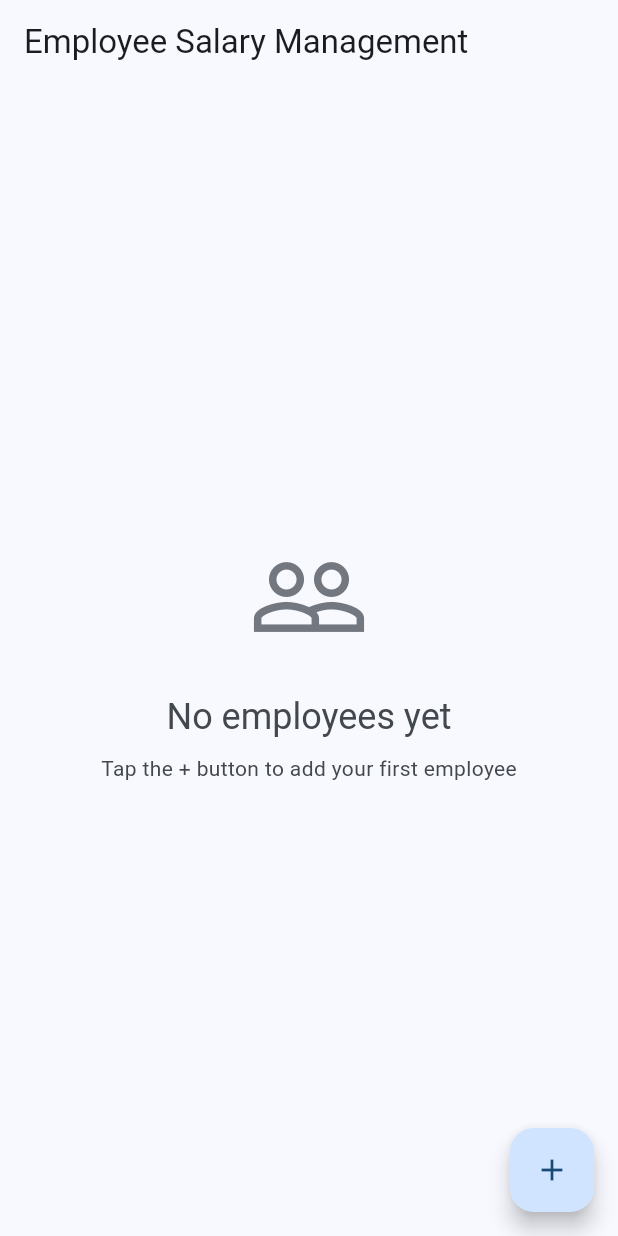
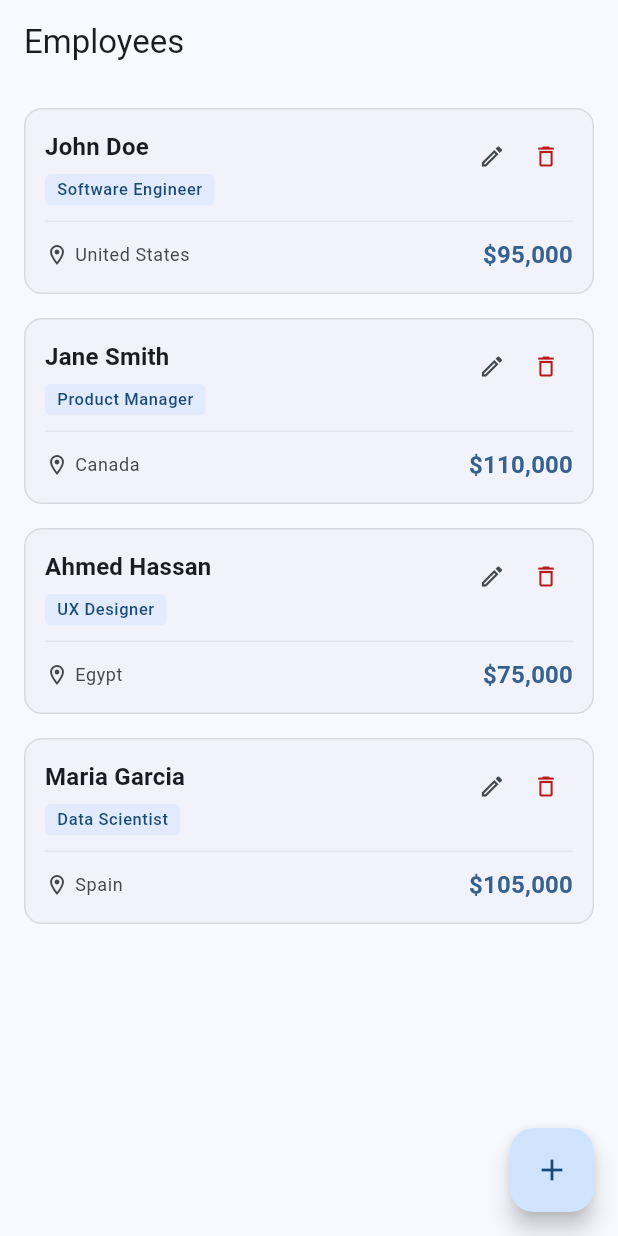
Before and after one commit to adityajaju31/employee-salary-management-flutter, a Flutter app: the screen it shows after launch, on a phone screen of 412 x 824 dp. Run offline on Flutter 3.47's test engine with Material 3 defaults, Android fonts, the phone set to English and light mode, and no system bars.

Commit message:
feat(ui): display mock employee cards

```diff
--- /dev/null
+++ b/lib/employee_list_page.dart
@@ -0,0 +1,270 @@
+import 'package:flutter/material.dart';
+
+class EmployeeListPage extends StatelessWidget {
+  const EmployeeListPage({super.key});
+
+  static const _mockEmployees = [
+    {
+      'fullName': 'John Doe',
+      'jobTitle': 'Software Engineer',
+      'country': 'United States',
+      'salary': 95000,
+    },
+    {
+      'fullName': 'Jane Smith',
+      'jobTitle': 'Product Manager',
+      'country': 'Canada',
+      'salary': 110000,
+    },
+    {
+      'fullName': 'Ahmed Hassan',
+      'jobTitle': 'UX Designer',
+      'country': 'Egypt',
+      'salary': 75000,
+    },
+    {
+      'fullName': 'Maria Garcia',
+      'jobTitle': 'Data Scientist',
+      'country': 'Spain',
+      'salary': 105000,
+    },
+  ];
+
+  @override
+  Widget build(BuildContext context) {
+    return Scaffold(
+      appBar: AppBar(
+        title: const Text('Employees'),
+      ),
+      body: LayoutBuilder(
+        builder: (context, constraints) {
+          final screenWidth = constraints.maxWidth;
+          final isTablet = screenWidth > 600;
+          final padding = isTablet ? 16.0 : 12.0;
+          final maxContentWidth = isTablet ? 1200.0 : double.infinity;
+
+          if (_mockEmployees.isEmpty) {
+            return Center(
+              child: Column(
+                mainAxisAlignment: MainAxisAlignment.center,
+                children: [
+                  Icon(
+                    Icons.people_outline,
+                    size: 64,
+                    color: Theme.of(context).colorScheme.onSurfaceVariant.withOpacity(0.5),
+                  ),
+                  const SizedBox(height: 16),
+                  Text(
+                    'No employees yet',
+                    style: Theme.of(context).textTheme.titleMedium?.copyWith(
+                          color: Theme.of(context).colorScheme.onSurfaceVariant,
+                        ),
+                  ),
+                  const SizedBox(height: 4),
+                  Text(
+                    'Add your first employee',
+                    style: Theme.of(context).textTheme.bodyMedium?.copyWith(
+                          color: Theme.of(context).colorScheme.onSurfaceVariant,
+                        ),
+                  ),
+                ],
+              ),
+            );
+          }
+
+          return Center(
+            child: ConstrainedBox(
+              constraints: BoxConstraints(maxWidth: maxContentWidth),
+              child: Padding(
+                padding: EdgeInsets.all(padding),
+                child: isTablet
+                    ? GridView.builder(
+                        gridDelegate: const SliverGridDelegateWithFixedCrossAxisCount(
+                          crossAxisCount: 2,
+                          childAspectRatio: 1.5,
+                          crossAxisSpacing: 12,
+                          mainAxisSpacing: 12,
+                        ),
+                        itemCount: _mockEmployees.length,
+                        itemBuilder: (context, index) => _EmployeeCard(
+                          employee: _mockEmployees[index],
+                        ),
+                      )
+                    : ListView.separated(
+                        padding: EdgeInsets.zero,
+                        itemCount: _mockEmployees.length,
+                        separatorBuilder: (_, __) => const SizedBox(height: 8),
+                        itemBuilder: (context, index) => _EmployeeCard(
+                          employee: _mockEmployees[index],
+                        ),
+                      ),
+              ),
+            ),
+          );
+        },
+      ),
+      floatingActionButton: FloatingActionButton(
+        onPressed: () {
+          // TODO: Show add employee dialog
+        },
+        child: const Icon(Icons.add),
+      ),
+    );
+  }
+}
+
+class _EmployeeCard extends StatelessWidget {
+  final Map<String, dynamic> employee;
+
+  const _EmployeeCard({required this.employee});
+
+  String _formatSalary(int salary) {
+    return '\$${salary.toString().replaceAllMapped(
+      RegExp(r'(\d)(?=(\d{3})+(?!\d))'),
+      (match) => '${match[1]},',
+    )}';
+  }
+
+  @override
+  Widget build(BuildContext context) {
+    final theme = Theme.of(context);
+    final colorScheme = theme.colorScheme;
+
+    return Card(
+      elevation: 0,
+      shape: RoundedRectangleBorder(
+        borderRadius: BorderRadius.circular(12),
+        side: BorderSide(
+          color: colorScheme.outline.withOpacity(0.2),
+          width: 1,
+        ),
+      ),
+      child: InkWell(
+        borderRadius: BorderRadius.circular(12),
+        onTap: () {
+          // TODO: Navigate to employee details
+        },
+        child: Padding(
+          padding: const EdgeInsets.all(14),
+          child: Column(
+            crossAxisAlignment: CrossAxisAlignment.start,
+            mainAxisSize: MainAxisSize.min,
+            children: [
+              Row(
+                mainAxisAlignment: MainAxisAlignment.spaceBetween,
+                crossAxisAlignment: CrossAxisAlignment.start,
+                children: [
+                  Expanded(
+                    child: Column(
+                      crossAxisAlignment: CrossAxisAlignment.start,
+                      children: [
+                        Text(
+                          employee['fullName'] as String,
+                          style: theme.textTheme.titleMedium?.copyWith(
+                            fontWeight: FontWeight.w600,
+                          ),
+                        ),
+                        const SizedBox(height: 6),
+                        Container(
+                          padding: const EdgeInsets.symmetric(
+                            horizontal: 8,
+                            vertical: 3,
+                          ),
+                          decoration: BoxDecoration(
+                            color: colorScheme.primaryContainer.withOpacity(0.5),
+                            borderRadius: BorderRadius.circular(4),
+                          ),
+                          child: Text(
+                            employee['jobTitle'] as String,
+                            style: theme.textTheme.bodySmall?.copyWith(
+                              color: colorScheme.onPrimaryContainer,
+                              fontWeight: FontWeight.w500,
+                              fontSize: 11,
+                            ),
+                          ),
+                        ),
+                      ],
+                    ),
+                  ),
+                  Row(
+                    mainAxisSize: MainAxisSize.min,
+                    children: [
+                      IconButton(
+                        onPressed: () {
+                          // TODO: Edit employee
+                        },
+                        icon: Icon(
+                          Icons.edit_outlined,
+                          size: 18,
+                          color: colorScheme.onSurfaceVariant,
+                        ),
+                        tooltip: 'Edit',
+                        style: IconButton.styleFrom(
+                          minimumSize: const Size(36, 36),
+                          padding: EdgeInsets.zero,
+                          tapTargetSize: MaterialTapTargetSize.shrinkWrap,
+                        ),
+                      ),
+                      IconButton(
+                        onPressed: () {
+                          // TODO: Delete employee
+                        },
+                        icon: Icon(
+                          Icons.delete_outline,
+                          size: 18,
+                          color: colorScheme.error,
+                        ),
+                        tooltip: 'Delete',
+                        style: IconButton.styleFrom(
+                          minimumSize: const Size(36, 36),
+                          padding: EdgeInsets.zero,
+                          tapTargetSize: MaterialTapTargetSize.shrinkWrap,
+                        ),
+                      ),
+                    ],
+                  ),
+                ],
+              ),
+              const SizedBox(height: 10),
+              Divider(
+                height: 1,
+                thickness: 1,
+                color: colorScheme.outline.withOpacity(0.1),
+              ),
+              const SizedBox(height: 10),
+              Row(
+                mainAxisAlignment: MainAxisAlignment.spaceBetween,
+                crossAxisAlignment: CrossAxisAlignment.center,
+                children: [
+                  Row(
+                    children: [
+                      Icon(
+                        Icons.location_on_outlined,
+                        size: 16,
+                        color: colorScheme.onSurfaceVariant,
+                      ),
+                      const SizedBox(width: 4),
+                      Text(
+                        employee['country'] as String,
+                        style: theme.textTheme.bodySmall?.copyWith(
+                          color: colorScheme.onSurfaceVariant,
+                        ),
+                      ),
+                    ],
+                  ),
+                  Text(
+                    _formatSalary(employee['salary'] as int),
+                    style: theme.textTheme.titleMedium?.copyWith(
+                      color: colorScheme.primary,
+                      fontWeight: FontWeight.bold,
+                    ),
+                  ),
+                ],
+              ),
+            ],
+          ),
+        ),
+      ),
+    );
+  }
+}
--- a/lib/main.dart
+++ b/lib/main.dart
@@ -1,4 +1,5 @@
 import 'package:flutter/material.dart';
+import 'employee_list_page.dart';
 
 void main() {
   runApp(const MainApp());
@@ -14,62 +15,7 @@ class MainApp extends StatelessWidget {
         useMaterial3: true,
         colorScheme: ColorScheme.fromSeed(seedColor: Colors.blue),
       ),
-      home: const HomeScreen(),
+      home: const EmployeeListPage(),
     );
   }
 }
-
-class HomeScreen extends StatelessWidget {
-  const HomeScreen({super.key});
-
-  @override
-  Widget build(BuildContext context) {
-    return Scaffold(
-      appBar: AppBar(
-        title: const Text('Employee Salary Management'),
-        elevation: 0,
-      ),
-      body: const EmptyEmployeeList(),
-      floatingActionButton: FloatingActionButton(
-        onPressed: () {
-          // TODO: Show add employee dialog
-        },
-        child: const Icon(Icons.add),
-      ),
-    );
-  }
-}
-
-class EmptyEmployeeList extends StatelessWidget {
-  const EmptyEmployeeList({super.key});
-
-  @override
-  Widget build(BuildContext context) {
-    return Center(
-      child: Column(
-        mainAxisAlignment: MainAxisAlignment.center,
-        children: [
-          Icon(
-            Icons.people_outline,
-            size: 80,
-            color: Theme.of(context).colorScheme.outline,
-          ),
-          const SizedBox(height: 24),
-          Text(
-            'No employees yet',
-            style: Theme.of(context).textTheme.headlineSmall?.copyWith(
-                  color: Theme.of(context).colorScheme.onSurfaceVariant,
-                ),
-          ),
-          const SizedBox(height: 8),
-          Text(
-            'Tap the + button to add your first employee',
-            style: Theme.of(context).textTheme.bodyMedium?.copyWith(
-                  color: Theme.of(context).colorScheme.onSurfaceVariant,
-                ),
-          ),
-        ],
-      ),
-    );
-  }
-}
```
